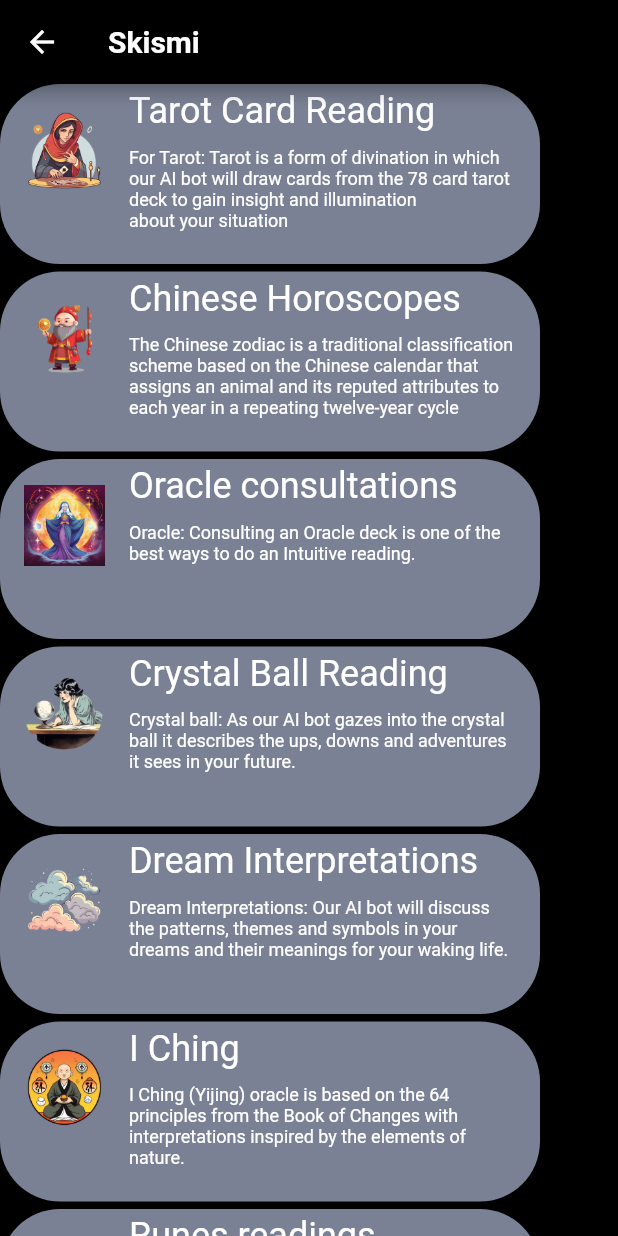
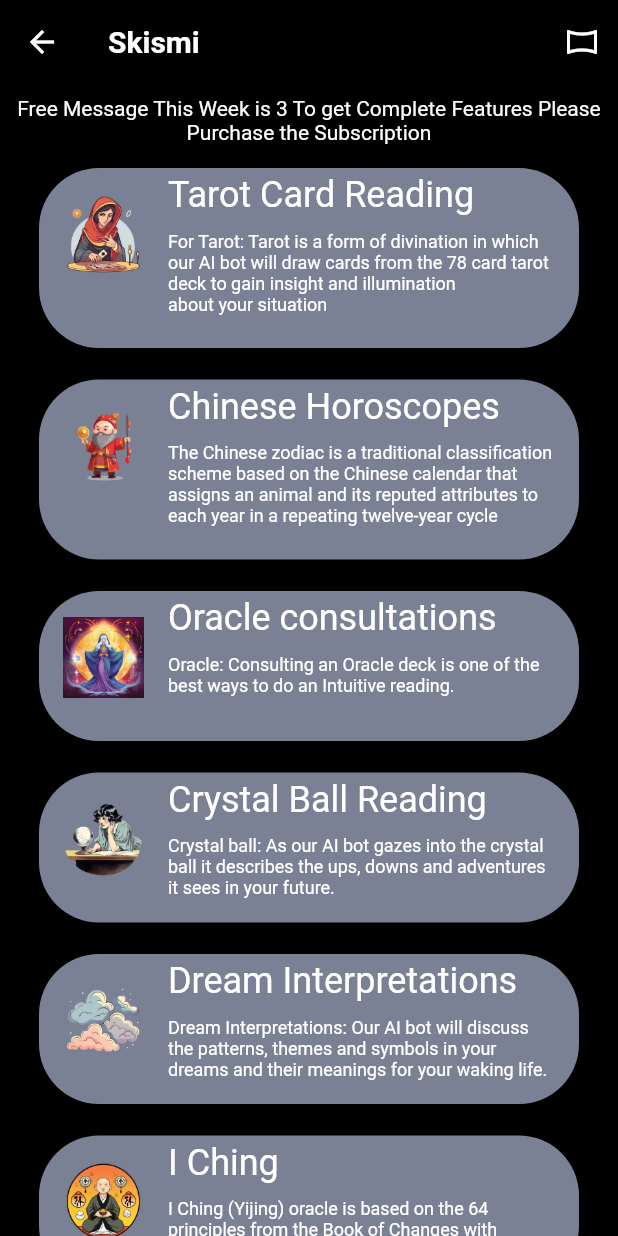
Before and after one commit to fwdAndroid/skismi, a Flutter app: the Experts screen opened directly, on a phone screen of 412 x 824 dp. Run offline on Flutter 3.47's test engine with Material 2 defaults, Android fonts, the phone set to English and light mode, and no system bars; our stand-ins replace animated_splash_screen, animated_text_kit, carousel_slider, cloud_firestore, firebase_auth, firebase_core and 6 more; missing offline and left inert: flutter_inappwebview, flutter_stripe; accounts and stored records are empty.

Commit message:
set pages

```diff
--- a/lib/main_screen.dart
+++ b/lib/main_screen.dart
@@ -5,6 +5,7 @@
 import 'package:skismi/main_screen_pages/chatpage.dart';
 import 'package:skismi/main_screen_pages/experts.dart';
 import 'package:skismi/main_screen_pages/settings.dart';
+import 'package:skismi/messages/chat_screen.dart';
 import 'package:skismi/webpages/webpage.dart';
 
 class MainScreen extends StatefulWidget {
@@ -47,11 +48,21 @@
               ),
             ),
             Expanded(
+                child: GestureDetector(
               child: CarouselSlider(
                 options: CarouselOptions(autoPlay: true),
                 items: choices
                     .map((Choice) => Container(
                           height: MediaQuery.of(context).size.height,
+                          child: GestureDetector(
+                            onTap: () {
+                              Navigator.push(
+                                  context,
+                                  MaterialPageRoute(
+                                      builder: (builder) => ChatScreen(
+                                          name: Choice.content,
+                                          uuid: Choice.content)));
+                            },
                             child: Column(
                               children: [
                                 Expanded(
@@ -64,13 +75,15 @@
                                 ),
                                 Text(
                                   Choice.content,
-                              style:
-                                  TextStyle(color: Colors.white, fontSize: 12),
+                                  style: TextStyle(
+                                      color: Colors.white, fontSize: 12),
                                 )
                               ],
                             ),
+                          ),
                         ))
                     .toList(),
+              ),
             )),
             Container(
               margin: EdgeInsets.only(bottom: 20),
@@ -170,11 +183,12 @@
 const List<Choice> choices = const <Choice>[
   const Choice(
       title: 'assets/blackball.png',
-      content: 'The Magic Eight-Ball can predict the future'),
+      content: 'The Magic Eight-Ball has answers to your questions'),
   const Choice(
       title: 'assets/gold.png',
       content: 'Uncover the timeless wisdom of the Runes'),
-  const Choice(title: 'assets/ww.png', content: 'Tarot guide you'),
+  const Choice(
+      title: 'assets/ww.png', content: 'Let the wisdom of the Tarot guide you'),
   const Choice(
       title: 'assets/women.png',
       content: 'Stare into the Crystal Ball with me'),
--- a/lib/main_screen_pages/experts.dart
+++ b/lib/main_screen_pages/experts.dart
@@ -2,6 +2,7 @@
 import 'package:flutter/src/widgets/framework.dart';
 import 'package:flutter/src/widgets/placeholder.dart';
 import 'package:google_fonts/google_fonts.dart';
+import 'package:skismi/payment/subcription_ask.dart';
 import 'package:skismi/webpages/chinesewebpage.dart';
 import 'package:skismi/webpages/chingreadingwebpage.dart';
 import 'package:skismi/webpages/crystalwebpage.dart';
@@ -28,11 +29,32 @@
             style: GoogleFonts.roboto(fontWeight: FontWeight.bold)),
         automaticallyImplyLeading: true,
         backgroundColor: Colors.black,
+        actions: [
+          IconButton(
+              onPressed: () {
+                Navigator.push(context,
+                    MaterialPageRoute(builder: (builder) => SubsriptionAsk()));
+              },
+              icon: Icon(
+                Icons.panorama_horizontal,
+                color: Colors.white,
+              ))
+        ],
       ),
       body: SingleChildScrollView(
         child: Column(
           children: [
-            Container(
+            Padding(
+              padding: EdgeInsets.all(8),
+              child: Text(
+                "Free Message This Week is 3 To get Complete Features Please Purchase the Subscription",
+                style: TextStyle(color: Colors.white),
+                textAlign: TextAlign.center,
+              ),
+            ),
+            Padding(
+              padding: const EdgeInsets.all(8.0),
+              child: Container(
                 width: 360,
                 height: 120,
                 decoration: BoxDecoration(
@@ -41,8 +63,10 @@
                 ),
                 child: ListTile(
                   onTap: () {
-                  Navigator.push(context,
-                      MaterialPageRoute(builder: (builder) => TarrotWebPage()));
+                    Navigator.push(
+                        context,
+                        MaterialPageRoute(
+                            builder: (builder) => TarrotWebPage()));
                   },
                   leading: Column(
                     mainAxisAlignment: MainAxisAlignment.center,
@@ -70,10 +94,13 @@
                   ),
                 ),
               ),
+            ),
             SizedBox(
               height: 5,
             ),
-            Container(
+            Padding(
+              padding: const EdgeInsets.all(8.0),
+              child: Container(
                 width: 360,
                 height: 120,
                 decoration: BoxDecoration(
@@ -113,20 +140,25 @@
                   ),
                 ),
               ),
+            ),
             SizedBox(
               height: 5,
             ),
-            Container(
+            Padding(
+              padding: const EdgeInsets.all(8.0),
+              child: Container(
                 width: 360,
-              height: 120,
+                height: 100,
                 decoration: BoxDecoration(
                   color: Color(0xff7A8194),
                   borderRadius: BorderRadius.circular(40),
                 ),
                 child: ListTile(
                   onTap: () {
-                  Navigator.push(context,
-                      MaterialPageRoute(builder: (builder) => OrcaleWebPage()));
+                    Navigator.push(
+                        context,
+                        MaterialPageRoute(
+                            builder: (builder) => OrcaleWebPage()));
                   },
                   leading: Column(
                     mainAxisAlignment: MainAxisAlignment.center,
@@ -154,12 +186,15 @@
                   ),
                 ),
               ),
+            ),
             SizedBox(
               height: 5,
             ),
-            Container(
+            Padding(
+              padding: const EdgeInsets.all(8.0),
+              child: Container(
                 width: 360,
-              height: 120,
+                height: 100,
                 decoration: BoxDecoration(
                   color: Color(0xff7A8194),
                   borderRadius: BorderRadius.circular(40),
@@ -197,20 +232,25 @@
                   ),
                 ),
               ),
+            ),
             SizedBox(
               height: 5,
             ),
-            Container(
+            Padding(
+              padding: const EdgeInsets.all(8.0),
+              child: Container(
                 width: 360,
-              height: 120,
+                height: 100,
                 decoration: BoxDecoration(
                   color: Color(0xff7A8194),
                   borderRadius: BorderRadius.circular(40),
                 ),
                 child: ListTile(
                   onTap: () {
-                  Navigator.push(context,
-                      MaterialPageRoute(builder: (builder) => DreamWebPage()));
+                    Navigator.push(
+                        context,
+                        MaterialPageRoute(
+                            builder: (builder) => DreamWebPage()));
                   },
                   leading: Column(
                     mainAxisAlignment: MainAxisAlignment.center,
@@ -238,12 +278,15 @@
                   ),
                 ),
               ),
+            ),
             SizedBox(
               height: 5,
             ),
-            Container(
+            Padding(
+              padding: const EdgeInsets.all(8.0),
+              child: Container(
                 width: 360,
-              height: 120,
+                height: 100,
                 decoration: BoxDecoration(
                   color: Color(0xff7A8194),
                   borderRadius: BorderRadius.circular(40),
@@ -281,10 +324,13 @@
                   ),
                 ),
               ),
+            ),
             SizedBox(
               height: 5,
             ),
-            Container(
+            Padding(
+              padding: const EdgeInsets.all(8.0),
+              child: Container(
                 width: 360,
                 height: 120,
                 decoration: BoxDecoration(
@@ -293,8 +339,10 @@
                 ),
                 child: ListTile(
                   onTap: () {
-                  Navigator.push(context,
-                      MaterialPageRoute(builder: (builder) => RunesWebPage()));
+                    Navigator.push(
+                        context,
+                        MaterialPageRoute(
+                            builder: (builder) => RunesWebPage()));
                   },
                   leading: Column(
                     mainAxisAlignment: MainAxisAlignment.center,
@@ -322,20 +370,25 @@
                   ),
                 ),
               ),
+            ),
             SizedBox(
               height: 5,
             ),
-            Container(
+            Padding(
+              padding: const EdgeInsets.all(8.0),
+              child: Container(
                 width: 360,
-              height: 120,
+                height: 100,
                 decoration: BoxDecoration(
                   color: Color(0xff7A8194),
                   borderRadius: BorderRadius.circular(40),
                 ),
                 child: ListTile(
                   onTap: () {
-                  Navigator.push(context,
-                      MaterialPageRoute(builder: (builder) => MagicWebPage()));
+                    Navigator.push(
+                        context,
+                        MaterialPageRoute(
+                            builder: (builder) => MagicWebPage()));
                   },
                   leading: Column(
                     mainAxisAlignment: MainAxisAlignment.center,
@@ -363,6 +416,7 @@
                   ),
                 ),
               ),
+            ),
           ],
         ),
       ),
--- a/lib/messages/chat_screen.dart
+++ b/lib/messages/chat_screen.dart
@@ -48,8 +48,12 @@
     return Scaffold(
       backgroundColor: Colors.black,
       appBar: AppBar(
+        centerTitle: true,
         backgroundColor: Colors.black,
-        title: const Text("Skismi"),
+        title: Text(
+          widget.name,
+          style: TextStyle(fontSize: 12),
+        ),
         // actions: [
         //   IconButton(
         //     onPressed: () async {
```
Also changed, not shown: assets/golden.png (deleted), assets/ss.png, assets/text.png (deleted). Lines whose indentation alone changed are shown as unchanged.
